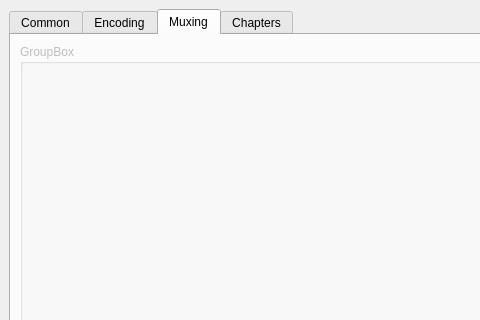
This is branches/work/ui/avcutdialog.ui in BackupTheBerlios/ttcut-svn as Qt 5 draws it before an edit; both pictures show x 0 to 480 and y 0 to 320 of the 703 by 421 pixel window. The edited form follows.
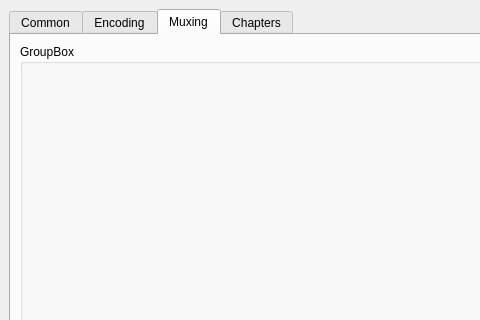
This is the edited form. The open tabs and pages were chosen to show the change. Icons and pictures are not drawn. Custom widgets are drawn as their Qt base class.

```diff
--- a/branches/work/ui/avcutdialog.ui
+++ b/branches/work/ui/avcutdialog.ui
@@ -234,7 +234,7 @@
      </widget>
      <widget class="QWidget" name="tabMuxing" >
       <property name="enabled" >
-       <bool>false</bool>
+       <bool>true</bool>
       </property>
       <attribute name="title" >
        <string>Muxing</string>
```
Left out of the diff: 13 changed lines with no effect on the pictures.
